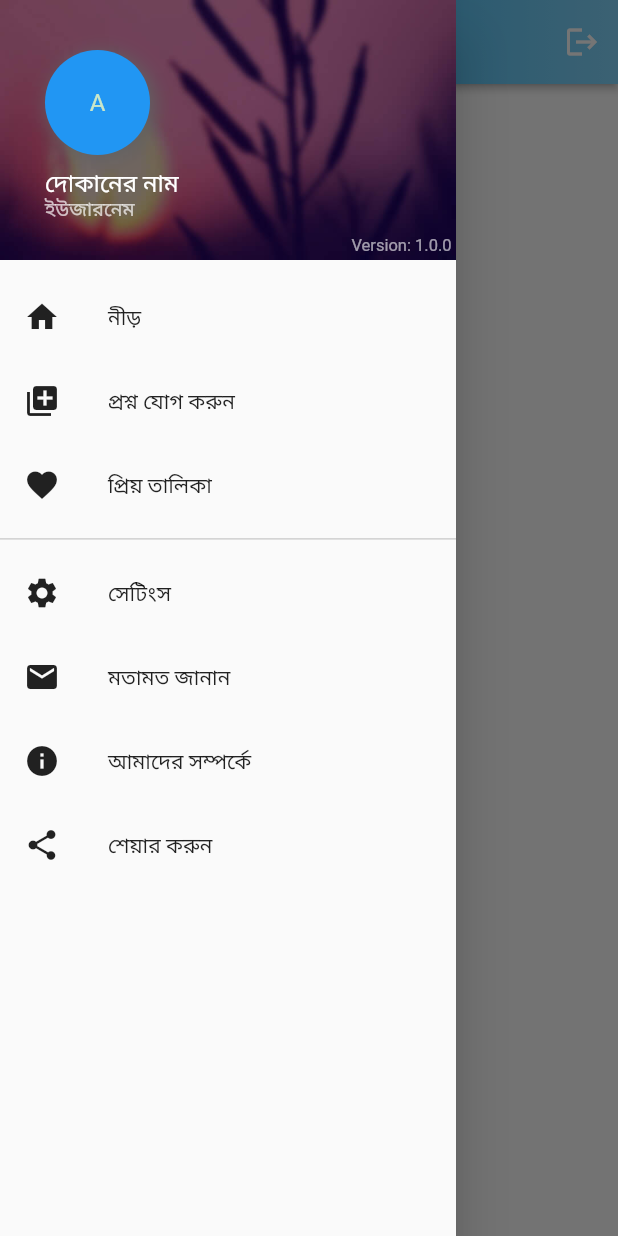
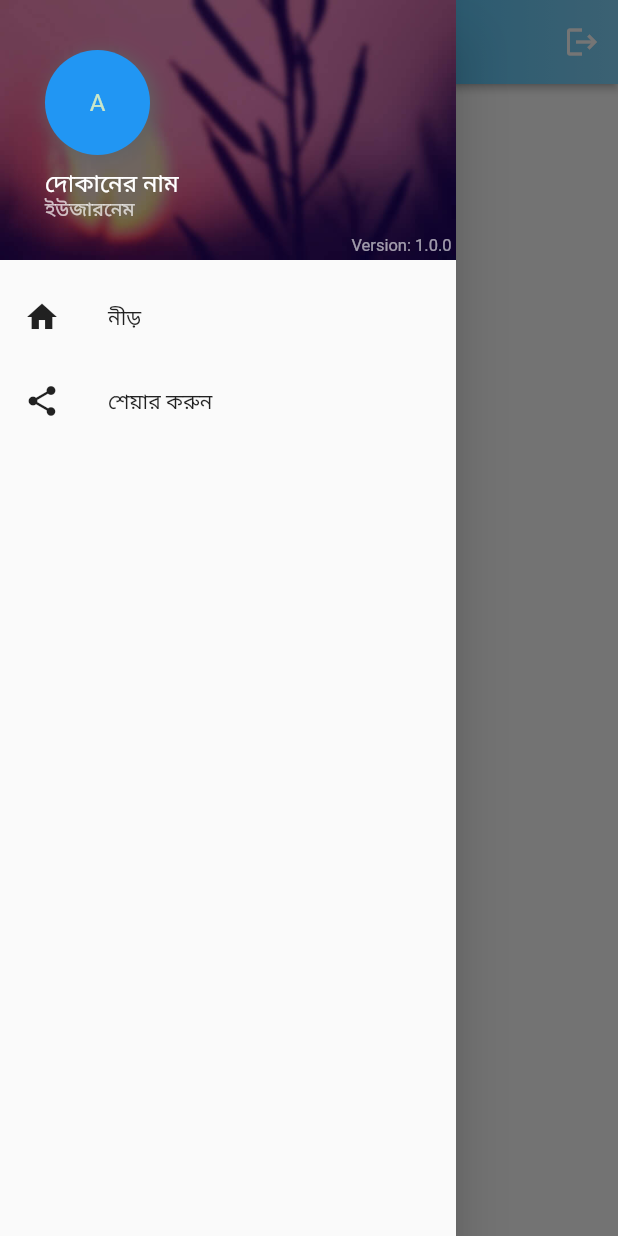
Before and after one commit to Azimul-Haque/kherokhata, a Flutter app: the Home screen opened directly, with the side drawer open, on a phone screen of 412 x 824 dp. Run offline on Flutter 3.47's test engine with Material 2 defaults, Android fonts, the phone set to English and light mode, and no system bars; our stand-ins replace firebase_auth, firebase_core, pinput; accounts and stored records are empty.

Commit message:
Commit Mon 03/28/2022 22:57:14.18 24470

```diff
--- a/lib/home.dart
+++ b/lib/home.dart
@@ -111,78 +111,78 @@ class _HomeState extends State<Home> {
             Navigator.pop(context); // this line closes the drawer
           },
         ),
-        ListTile(
-          leading: Icon(
-            Icons.add_to_photos,
-            color: Colors.black87,
-          ),
-          title: Text("প্রশ্ন যোগ করুন"),
-          onTap: () {
-            Navigator.pop(context);
-            // Route route = MaterialPageRoute(builder: (context) => NotificationPage(["1", "2"]));
-            // Navigator.push(context, route);
-            Navigator.pushNamed(context, '/formpage');
-          },
-        ),
-        ListTile(
-          leading: Icon(
-            Icons.favorite,
-            color: Colors.black87,
-          ),
-          title: Text("প্রিয় তালিকা"),
-          onTap: () {
-            Navigator.pop(context);
-            // Route route = MaterialPageRoute(builder: (context) => NotificationPage(["1", "2"]));
-            // Navigator.push(context, route);
-            Navigator.pushNamed(context, '/favorites');
-          },
-        ),
-        Divider(
-          color: Colors.black26,
-        ),
-        ListTile(
-          leading: Icon(
-            Icons.settings,
-            color: Colors.black87,
-          ),
-          title: Text("সেটিংস"),
-          onTap: () {
-            Navigator.pop(context);
-            Route route =
-                MaterialPageRoute(builder: (context) => SettingsPage());
-            Navigator.push(context, route).then((value) {
-              setState(() {
-                userName = value[0];
-                userDesig = value[1];
-                userOrg = value[2];
-              });
-            });
-          },
-        ),
-        ListTile(
-          leading: Icon(
-            Icons.mail,
-            color: Colors.black87,
-          ),
-          title: Text("মতামত জানান"),
-          onTap: () {
-            Navigator.pop(context);
-            Route route =
-                MaterialPageRoute(builder: (context) => ContactPage(userName));
-            Navigator.push(context, route);
-          },
-        ),
-        ListTile(
-          leading: Icon(
-            Icons.info,
-            color: Colors.black87,
-          ),
-          title: Text("আমাদের সম্পর্কে"),
-          onTap: () {
-            Navigator.pop(context);
-            _showDialog();
-          },
-        ),
+        // ListTile(
+        //   leading: Icon(
+        //     Icons.add_to_photos,
+        //     color: Colors.black87,
+        //   ),
+        //   title: Text("প্রশ্ন যোগ করুন"),
+        //   onTap: () {
+        //     Navigator.pop(context);
+        //     // Route route = MaterialPageRoute(builder: (context) => NotificationPage(["1", "2"]));
+        //     // Navigator.push(context, route);
+        //     Navigator.pushNamed(context, '/formpage');
+        //   },
+        // ),
+        // ListTile(
+        //   leading: Icon(
+        //     Icons.favorite,
+        //     color: Colors.black87,
+        //   ),
+        //   title: Text("প্রিয় তালিকা"),
+        //   onTap: () {
+        //     Navigator.pop(context);
+        //     // Route route = MaterialPageRoute(builder: (context) => NotificationPage(["1", "2"]));
+        //     // Navigator.push(context, route);
+        //     Navigator.pushNamed(context, '/favorites');
+        //   },
+        // ),
+        // Divider(
+        //   color: Colors.black26,
+        // ),
+        // ListTile(
+        //   leading: Icon(
+        //     Icons.settings,
+        //     color: Colors.black87,
+        //   ),
+        //   title: Text("সেটিংস"),
+        //   onTap: () {
+        //     Navigator.pop(context);
+        //     Route route =
+        //         MaterialPageRoute(builder: (context) => SettingsPage());
+        //     Navigator.push(context, route).then((value) {
+        //       setState(() {
+        //         userName = value[0];
+        //         userDesig = value[1];
+        //         userOrg = value[2];
+        //       });
+        //     });
+        //   },
+        // ),
+        // ListTile(
+        //   leading: Icon(
+        //     Icons.mail,
+        //     color: Colors.black87,
+        //   ),
+        //   title: Text("মতামত জানান"),
+        //   onTap: () {
+        //     Navigator.pop(context);
+        //     Route route =
+        //         MaterialPageRoute(builder: (context) => ContactPage(userName));
+        //     Navigator.push(context, route);
+        //   },
+        // ),
+        // ListTile(
+        //   leading: Icon(
+        //     Icons.info,
+        //     color: Colors.black87,
+        //   ),
+        //   title: Text("আমাদের সম্পর্কে"),
+        //   onTap: () {
+        //     Navigator.pop(context);
+        //     _showDialog();
+        //   },
+        // ),
         ListTile(
           leading: Icon(
             Icons.share,
```
